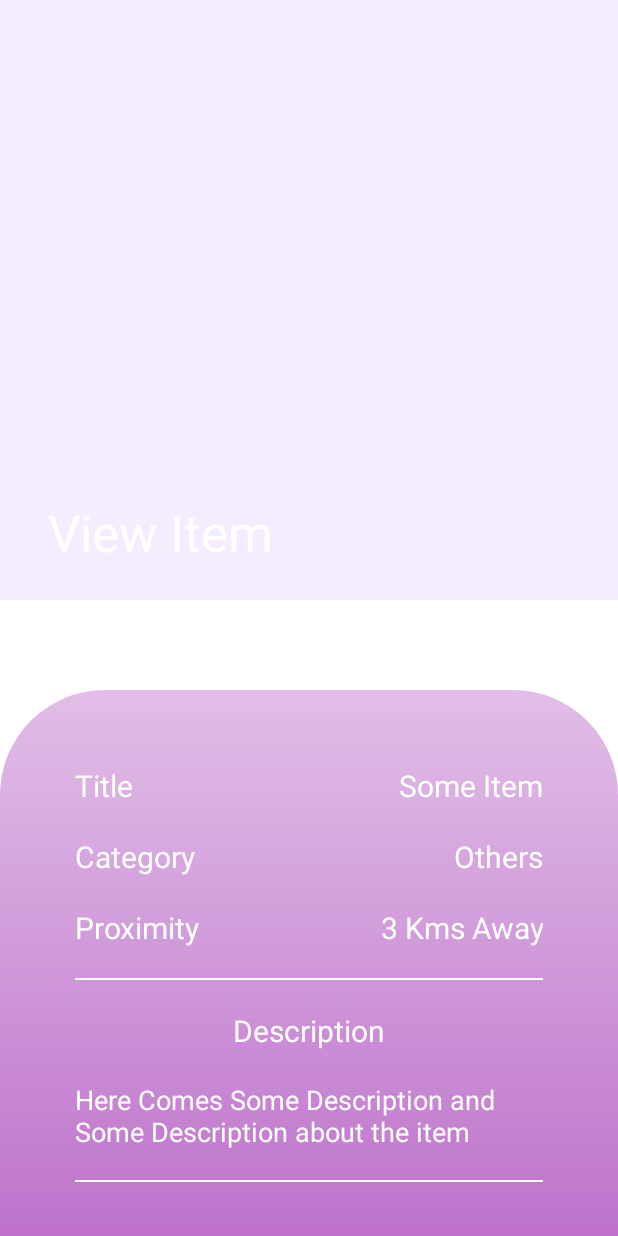
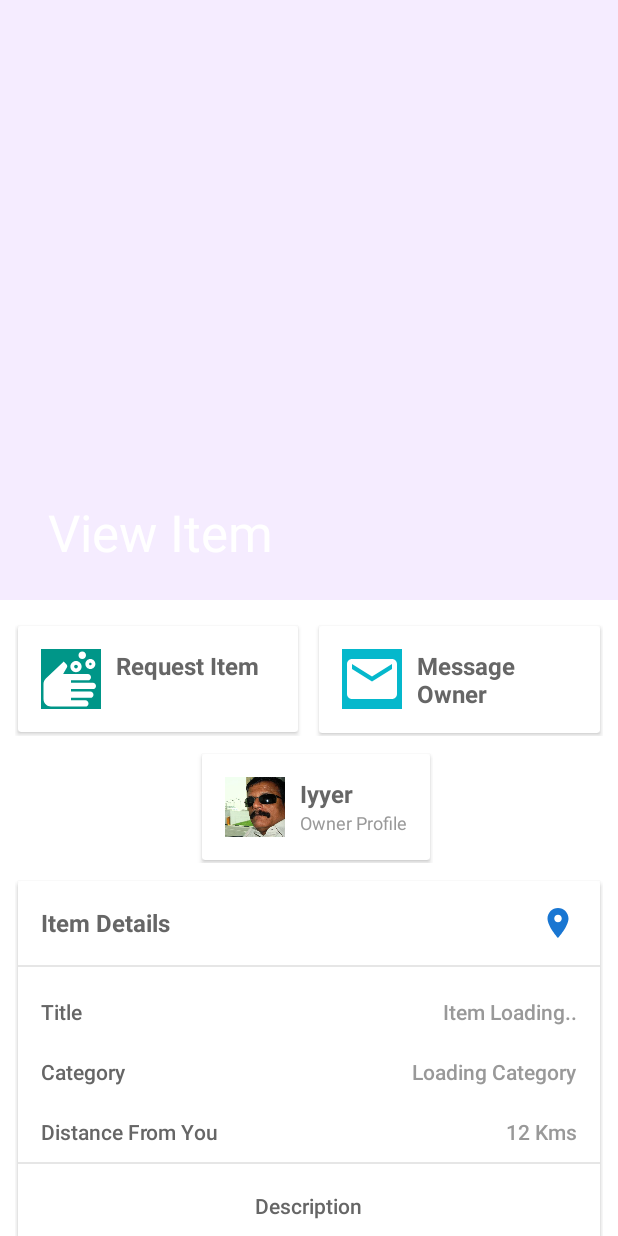
Before and after one commit to imok1948/GeemApp, an Android app: the ActivityViewItem screen opened directly, with no data from a screen before it, on a phone screen of 412 x 824 dp. Run offline under Robolectric (Android 15) with nearby library versions, the phone set to English and light mode, and no system bars; our stand-ins replace Firebase (no records; nobody signed in at launch, a user with empty details on screens opened directly); libraries missing offline, so code that uses them is left out: com.mikhaellopez.circularimageview; plain views replace CircularImageView; pictures from the network do not load; Roboto replaces fonts that are not available here; 6 statements that could not run were skipped.

Commit message:
View Item Changed

```diff
--- a/app/src/main/java/com/example/geem/fragments/browse/feeds/activity/ActivityViewItem.java
+++ b/app/src/main/java/com/example/geem/fragments/browse/feeds/activity/ActivityViewItem.java
@@ -64,7 +64,7 @@ public class ActivityViewItem extends AppCompatActivity
  Location itemLocation = new Location("");
 
 
- private CircularImageView profilePicture;
+ private ImageView profilePicture;
 
  private String otherId = "";
  private String myId = "";
@@ -202,15 +202,6 @@ public class ActivityViewItem extends AppCompatActivity
   });
 
 
-  FloatingActionButton fab = (FloatingActionButton) findViewById(R.id.fab);
-  fab.setOnClickListener(new View.OnClickListener()
-  {
-   @Override
-   public void onClick(View view)
-   {
-    Snackbar.make(view, "Replace with your own action", Snackbar.LENGTH_LONG).setAction("Action", null).show();
-   }
-  });
  }
 
  private void init()
--- a/app/src/main/res/layout/activity_view_item.xml
+++ b/app/src/main/res/layout/activity_view_item.xml
@@ -34,7 +34,7 @@
         </com.google.android.material.appbar.CollapsingToolbarLayout>
     </com.google.android.material.appbar.AppBarLayout>
 
-    <include layout="@layout/content_scrolling"
+    <include layout="@layout/content_scrolling2"
         android:id="@+id/details_tile"/>
 
 
--- a/app/src/main/res/layout/content_scrolling.xml
+++ b/app/src/main/res/layout/content_scrolling.xml
@@ -6,7 +6,8 @@
     android:layout_height="match_parent"
     app:layout_behavior="@string/appbar_scrolling_view_behavior"
     tools:context=".fragments.browse.feeds.activity.ActivityViewItem"
-    tools:showIn="@layout/activity_view_item">
+    >
+    <!--
     <LinearLayout
         android:layout_width="match_parent"
         android:layout_height="match_parent"
@@ -273,4 +274,5 @@
             </LinearLayout>
         </LinearLayout>
     </LinearLayout>
+    -->
 </androidx.core.widget.NestedScrollView>
--- /dev/null
+++ b/app/src/main/res/layout/content_scrolling2.xml
@@ -0,0 +1,478 @@
+<androidx.core.widget.NestedScrollView
+    xmlns:android="http://schemas.android.com/apk/res/android"
+    xmlns:app="http://schemas.android.com/apk/res-auto"
+    xmlns:tools="http://schemas.android.com/tools"
+    android:id="@+id/nested_scroll_view"
+    android:layout_width="match_parent"
+    android:layout_height="match_parent"
+    app:layout_behavior="@string/appbar_scrolling_view_behavior"
+    tools:context=".fragments.browse.feeds.activity.ActivityViewItem"
+    tools:showIn="@layout/activity_view_item">
+
+    <LinearLayout
+        android:layout_width="match_parent"
+        android:layout_height="wrap_content"
+        android:descendantFocusability="blocksDescendants"
+        android:orientation="vertical">
+
+        <View
+            android:layout_width="match_parent"
+            android:layout_height="@dimen/spacing_large" />
+
+        <LinearLayout
+            android:layout_width="match_parent"
+            android:layout_height="wrap_content"
+            android:orientation="horizontal"
+            android:paddingLeft="@dimen/spacing_middle"
+            android:paddingRight="@dimen/spacing_middle">
+
+            <androidx.cardview.widget.CardView
+                android:layout_width="0dp"
+                android:layout_height="wrap_content"
+                android:layout_marginBottom="@dimen/spacing_xsmall"
+                android:layout_marginLeft="@dimen/spacing_xsmall"
+                android:layout_marginRight="@dimen/spacing_xsmall"
+                android:layout_marginTop="@dimen/spacing_xsmall"
+                android:layout_weight="1"
+                android:visibility="visible"
+                app:cardCornerRadius="2dp"
+                app:cardElevation="2dp">
+
+                <LinearLayout
+                    android:layout_width="match_parent"
+                    android:layout_height="wrap_content"
+                    android:orientation="horizontal"
+                    android:padding="@dimen/spacing_large">
+
+                    <RelativeLayout
+                        android:layout_width="40dp"
+                        android:layout_height="40dp">
+
+                        <ImageView
+                            android:id="@+id/request"
+                            android:layout_width="match_parent"
+                            android:layout_height="match_parent"
+                            android:layout_centerInParent="true"
+                            android:tint="@color/white"
+                            android:background="@color/teal_500"
+                            app:srcCompat="@drawable/ic_baseline_soap_24" />
+
+
+
+                    </RelativeLayout>
+
+                    <View
+                        android:layout_width="@dimen/spacing_middle"
+                        android:layout_height="0dp" />
+
+                    <LinearLayout
+                        android:layout_width="match_parent"
+                        android:layout_height="match_parent"
+                        android:orientation="vertical">
+
+                        <TextView
+                            android:layout_width="wrap_content"
+                            android:layout_height="wrap_content"
+                            android:text="Request Item"
+                            android:textAppearance="@style/Base.TextAppearance.AppCompat.Subhead"
+                            android:textColor="@color/grey_60"
+                            android:textStyle="bold" />
+
+                    </LinearLayout>
+
+                </LinearLayout>
+
+            </androidx.cardview.widget.CardView>
+
+            <View
+                android:layout_width="@dimen/spacing_middle"
+                android:layout_height="0dp" />
+
+            <androidx.cardview.widget.CardView
+                android:layout_width="0dp"
+                android:layout_height="wrap_content"
+                android:layout_marginBottom="@dimen/spacing_xsmall"
+                android:layout_marginLeft="@dimen/spacing_xsmall"
+                android:layout_marginRight="@dimen/spacing_xsmall"
+                android:layout_marginTop="@dimen/spacing_xsmall"
+                android:layout_weight="1"
+                android:visibility="visible"
+                app:cardCornerRadius="2dp"
+                app:cardElevation="2dp">
+
+                <LinearLayout
+                    android:layout_width="match_parent"
+                    android:layout_height="wrap_content"
+                    android:orientation="horizontal"
+                    android:padding="@dimen/spacing_large">
+
+                    <RelativeLayout
+                        android:layout_width="40dp"
+                        android:layout_height="40dp">
+
+                        <ImageView
+                            android:id="@+id/message"
+                            android:layout_width="match_parent"
+                            android:layout_height="match_parent"
+                            android:layout_centerInParent="true"
+                            android:tint="@android:color/white"
+                            android:background="#05B8CC"
+                            app:srcCompat="@drawable/ic_baseline_email_24"  />
+
+
+                    </RelativeLayout>
+
+                    <View
+                        android:layout_width="@dimen/spacing_middle"
+                        android:layout_height="0dp" />
+
+                    <LinearLayout
+                        android:layout_width="match_parent"
+                        android:layout_height="wrap_content"
+                        android:orientation="vertical">
+
+                        <TextView
+                            android:layout_width="wrap_content"
+                            android:layout_height="0dp"
+                            android:layout_weight="1"
+                            android:text="Message Owner"
+                            android:textAppearance="@style/Base.TextAppearance.AppCompat.Subhead"
+                            android:textColor="@color/grey_60"
+                            android:textStyle="bold" />
+
+
+                    </LinearLayout>
+
+                </LinearLayout>
+
+            </androidx.cardview.widget.CardView>
+
+        </LinearLayout>
+
+        <View
+            android:layout_width="match_parent"
+            android:layout_height="@dimen/spacing_middle" />
+
+        <LinearLayout
+            android:layout_width="wrap_content"
+            android:layout_height="wrap_content"
+            android:orientation="horizontal"
+            android:layout_gravity="center"
+            android:paddingLeft="@dimen/spacing_middle"
+            android:paddingRight="@dimen/spacing_middle">
+
+
+            <View
+                android:layout_width="@dimen/spacing_middle"
+                android:layout_height="0dp" />
+
+            <androidx.cardview.widget.CardView
+                android:layout_width="0dp"
+                android:layout_height="wrap_content"
+                android:layout_marginBottom="@dimen/spacing_xsmall"
+                android:layout_marginLeft="@dimen/spacing_xsmall"
+                android:layout_marginRight="@dimen/spacing_xsmall"
+                android:layout_marginTop="@dimen/spacing_xsmall"
+                android:layout_weight="1"
+                android:visibility="visible"
+                app:cardCornerRadius="2dp"
+                app:cardElevation="2dp">
+
+                <LinearLayout
+                    android:layout_width="match_parent"
+                    android:layout_height="wrap_content"
+                    android:orientation="horizontal"
+                    android:layout_gravity="center"
+                    android:padding="@dimen/spacing_large">
+
+                    <RelativeLayout
+                        android:layout_width="40dp"
+                        android:layout_height="40dp">
+
+                        <ImageView
+                            android:id="@+id/owner_picture"
+                            android:layout_width="match_parent"
+                            android:layout_height="match_parent"
+                            android:layout_centerInParent="true"
+                            app:srcCompat="@drawable/iyyer1" />
+
+                    </RelativeLayout>
+
+                    <View
+                        android:layout_width="@dimen/spacing_middle"
+                        android:layout_height="0dp" />
+
+                    <LinearLayout
+                        android:layout_width="match_parent"
+                        android:layout_height="wrap_content"
+                        android:orientation="vertical">
+
+                        <TextView
+                            android:id="@+id/item_owner"
+                            android:layout_width="wrap_content"
+                            android:layout_height="0dp"
+                            android:layout_weight="1"
+                            android:text="Iyyer"
+                            android:textAppearance="@style/Base.TextAppearance.AppCompat.Subhead"
+                            android:textColor="@color/grey_60"
+                            android:textStyle="bold" />
+
+                        <TextView
+                            android:layout_width="wrap_content"
+                            android:layout_height="wrap_content"
+                            android:text="Owner Profile"
+                            android:textAppearance="@style/Base.TextAppearance.AppCompat.Caption"
+                            android:textColor="@color/grey_40" />
+
+                    </LinearLayout>
+
+                </LinearLayout>
+
+            </androidx.cardview.widget.CardView>
+
+        </LinearLayout>
+
+        <View
+            android:layout_width="match_parent"
+            android:layout_height="@dimen/spacing_middle" />
+
+        <LinearLayout
+            android:layout_width="match_parent"
+            android:layout_height="wrap_content"
+            android:orientation="horizontal"
+            android:paddingLeft="@dimen/spacing_middle"
+            android:paddingRight="@dimen/spacing_middle">
+
+            <androidx.cardview.widget.CardView
+                android:layout_width="match_parent"
+                android:layout_height="wrap_content"
+                android:layout_marginBottom="@dimen/spacing_xsmall"
+                android:layout_marginLeft="@dimen/spacing_xsmall"
+                android:layout_marginRight="@dimen/spacing_xsmall"
+                android:layout_marginTop="@dimen/spacing_xsmall"
+                android:visibility="visible"
+                app:cardCornerRadius="2dp"
+                app:cardElevation="2dp">
+
+                <LinearLayout
+                    android:layout_width="match_parent"
+                    android:layout_height="wrap_content"
+                    android:orientation="vertical">
+
+                    <LinearLayout
+                        android:layout_width="match_parent"
+                        android:layout_height="?attr/actionBarSize"
+                        android:gravity="center_vertical"
+                        android:orientation="horizontal">
+
+                        <View
+                            android:layout_width="@dimen/spacing_large"
+                            android:layout_height="0dp" />
+
+                        <TextView
+                            android:layout_width="0dp"
+                            android:layout_height="wrap_content"
+                            android:layout_weight="1"
+                            android:text="Item Details"
+                            android:textAppearance="@style/Base.TextAppearance.AppCompat.Subhead"
+                            android:textColor="@color/grey_60"
+                            android:textStyle="bold" />
+
+                        <ImageButton
+                            android:layout_width="?attr/actionBarSize"
+                            android:layout_height="?attr/actionBarSize"
+                            android:background="?attr/selectableItemBackgroundBorderless"
+                            android:tint="@color/colorPrimary"
+                            app:srcCompat="@drawable/ic_baseline_location_on_24" />
+
+                    </LinearLayout>
+
+                    <View
+                        android:layout_width="match_parent"
+                        android:layout_height="1dp"
+                        android:background="@color/grey_10" />
+
+                    <View
+                        android:layout_width="0dp"
+                        android:layout_height="@dimen/spacing_middle" />
+
+                    <LinearLayout
+                        android:layout_width="match_parent"
+                        android:layout_height="@dimen/spacing_xmlarge"
+                        android:gravity="center_vertical"
+                        android:orientation="horizontal">
+
+                        <View
+                            android:layout_width="@dimen/spacing_large"
+                            android:layout_height="0dp" />
+
+                        <TextView
+                            android:layout_width="0dp"
+                            android:layout_height="wrap_content"
+                            android:layout_weight="1"
+                            android:text="Title"
+                            android:textAppearance="@style/Base.TextAppearance.AppCompat.Body2"
+                            android:textColor="@color/grey_60" />
+
+                        <TextView
+                            android:id ="@+id/item_name"
+                            android:layout_width="wrap_content"
+                            android:layout_height="wrap_content"
+                            android:text="Item Loading.."
+                            android:textAppearance="@style/Base.TextAppearance.AppCompat.Body2"
+                            android:textColor="@color/grey_40" />
+
+                        <View
+                            android:layout_width="@dimen/spacing_large"
+                            android:layout_height="0dp" />
+
+                    </LinearLayout>
+
+                    <LinearLayout
+                        android:layout_width="match_parent"
+                        android:layout_height="@dimen/spacing_xmlarge"
+                        android:gravity="center_vertical"
+                        android:orientation="horizontal">
+
+                        <View
+                            android:layout_width="@dimen/spacing_large"
+                            android:layout_height="0dp" />
+
+                        <TextView
+                            android:layout_width="0dp"
+                            android:layout_height="wrap_content"
+                            android:layout_weight="1"
+                            android:text="Category"
+                            android:textAppearance="@style/Base.TextAppearance.AppCompat.Body2"
+                            android:textColor="@color/grey_60" />
+
+                        <TextView
+                            android:id="@+id/item_category"
+                            android:layout_width="wrap_content"
+                            android:layout_height="wrap_content"
+                            android:text="Loading Category"
+                            android:textAppearance="@style/Base.TextAppearance.AppCompat.Body2"
+                            android:textColor="@color/grey_40" />
+
+                        <View
+                            android:layout_width="@dimen/spacing_large"
+                            android:layout_height="0dp" />
+
+                    </LinearLayout>
+
+                    <LinearLayout
+                        android:layout_width="match_parent"
+                        android:layout_height="@dimen/spacing_xmlarge"
+                        android:gravity="center_vertical"
+                        android:orientation="horizontal">
+
+                        <View
+                            android:layout_width="@dimen/spacing_large"
+                            android:layout_height="0dp" />
+
+                        <TextView
+                            android:layout_width="0dp"
+                            android:layout_height="wrap_content"
+                            android:layout_weight="1"
+                            android:text="Distance From You"
+                            android:textAppearance="@style/Base.TextAppearance.AppCompat.Body2"
+                            android:textColor="@color/grey_60" />
+
+                        <TextView
+                            android:id="@+id/item_proximity"
+                            android:layout_width="wrap_content"
+                            android:layout_height="wrap_content"
+                            android:text="12 Kms"
+                            android:textAppearance="@style/Base.TextAppearance.AppCompat.Body2"
+                            android:textColor="@color/grey_40" />
+
+                        <View
+                            android:layout_width="@dimen/spacing_large"
+                            android:layout_height="0dp" />
+
+                    </LinearLayout>
+
+
+
+                    <View
+                        android:layout_width="match_parent"
+                        android:layout_height="1dp"
+                        android:background="@color/grey_10" />
+
+                    <LinearLayout
+                        android:layout_width="match_parent"
+                        android:layout_height="?attr/actionBarSize"
+                        android:background="?attr/selectableItemBackground"
+
+                        android:gravity="center"
+                        android:orientation="horizontal">
+
+                        <TextView
+                            android:layout_width="wrap_content"
+                            android:layout_height="wrap_content"
+                            android:text="Description"
+                            android:textAppearance="@style/Base.TextAppearance.AppCompat.Body2"
+                            android:textColor="@color/grey_60" />
+
+                    </LinearLayout>
+
+                </LinearLayout>
+
+            </androidx.cardview.widget.CardView>
+
+        </LinearLayout>
+
+        <View
+            android:layout_width="match_parent"
+            android:layout_height="@dimen/spacing_middle" />
+
+        <LinearLayout
+            android:layout_width="match_parent"
+            android:layout_height="wrap_content"
+            android:orientation="horizontal"
+            android:paddingLeft="@dimen/spacing_middle"
+            android:paddingRight="@dimen/spacing_middle">
+
+            <androidx.cardview.widget.CardView
+                android:layout_width="match_parent"
+                android:layout_height="wrap_content"
+                android:layout_marginBottom="@dimen/spacing_medium"
+                android:layout_marginLeft="@dimen/spacing_xsmall"
+                android:layout_marginRight="@dimen/spacing_xsmall"
+                android:layout_marginTop="@dimen/spacing_xsmall"
+                android:visibility="visible"
+                app:cardCornerRadius="2dp"
+                app:cardElevation="2dp">
+
+                <LinearLayout
+                    android:layout_width="match_parent"
+                    android:layout_height="wrap_content"
+                    android:gravity="center_horizontal"
+                    android:orientation="horizontal"
+                    android:padding="@dimen/spacing_large">
+
+                    <TextView
+                        android:id="@+id/item_description"
+                        android:layout_width="wrap_content"
+                        android:layout_height="wrap_content"
+                        android:text="This item belongs to Owner"
+                        android:textAppearance="@style/Base.TextAppearance.AppCompat.Body2"
+                        android:textColor="@color/grey_40" />
+
+                    <View
+                        android:layout_width="@dimen/spacing_large"
+                        android:layout_height="0dp" />
+
+                </LinearLayout>
+
+            </androidx.cardview.widget.CardView>
+
+        </LinearLayout>
+
+        <View
+            android:layout_width="0dp"
+            android:layout_height="@dimen/spacing_large" />
+
+    </LinearLayout>
+
+</androidx.core.widget.NestedScrollView>
```
